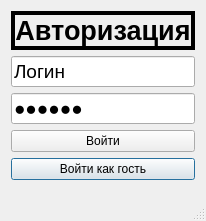
Above: ui/login.ui from uykite/demo_exam_ before the change. Below: the same form after it.
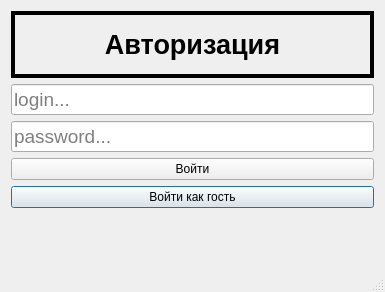
That is the form after the change.

Patch:
```diff
--- a/ui/login.ui
+++ b/ui/login.ui
@@ -9,8 +9,8 @@
    <rect>
     <x>0</x>
     <y>0</y>
-    <width>200</width>
-    <height>221</height>
+    <width>385</width>
+    <height>292</height>
    </rect>
   </property>
   <property name="windowTitle">
@@ -66,11 +66,14 @@
       </font>
      </property>
      <property name="text">
-      <string>Пароль</string>
+      <string/>
      </property>
      <property name="echoMode">
       <enum>QLineEdit::EchoMode::Password</enum>
      </property>
+     <property name="placeholderText">
+      <string>password...</string>
+     </property>
     </widget>
    </item>
    <item row="3" column="0">
@@ -88,7 +91,10 @@
       </font>
      </property>
      <property name="text">
-      <string>Логин</string>
+      <string/>
+     </property>
+     <property name="placeholderText">
+      <string>login...</string>
      </property>
     </widget>
    </item>
```
